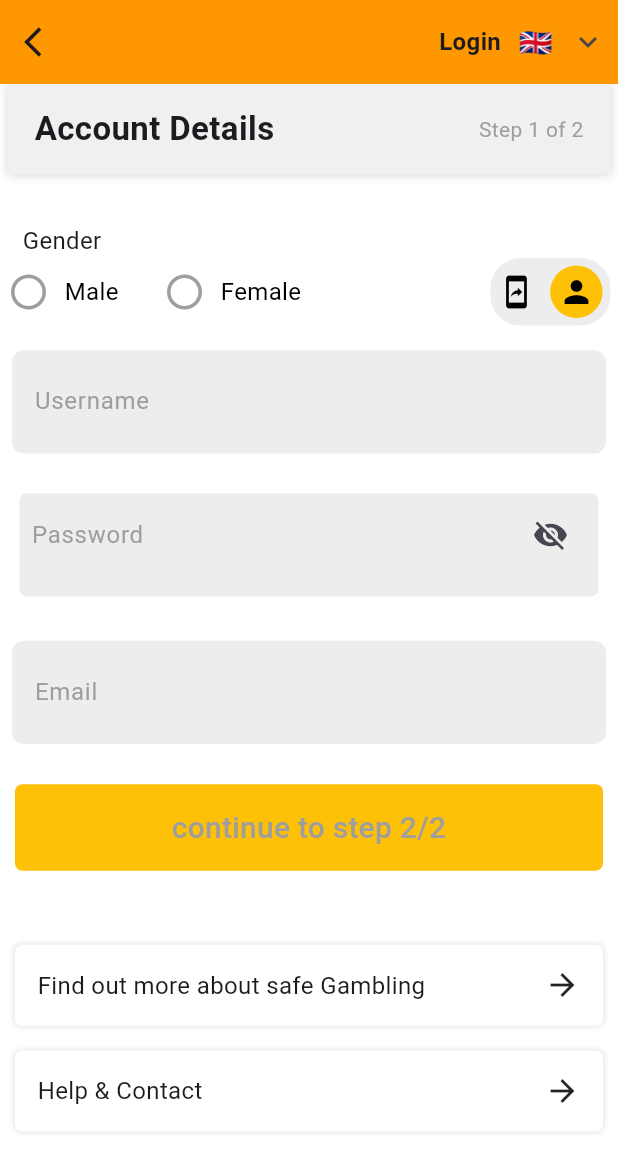
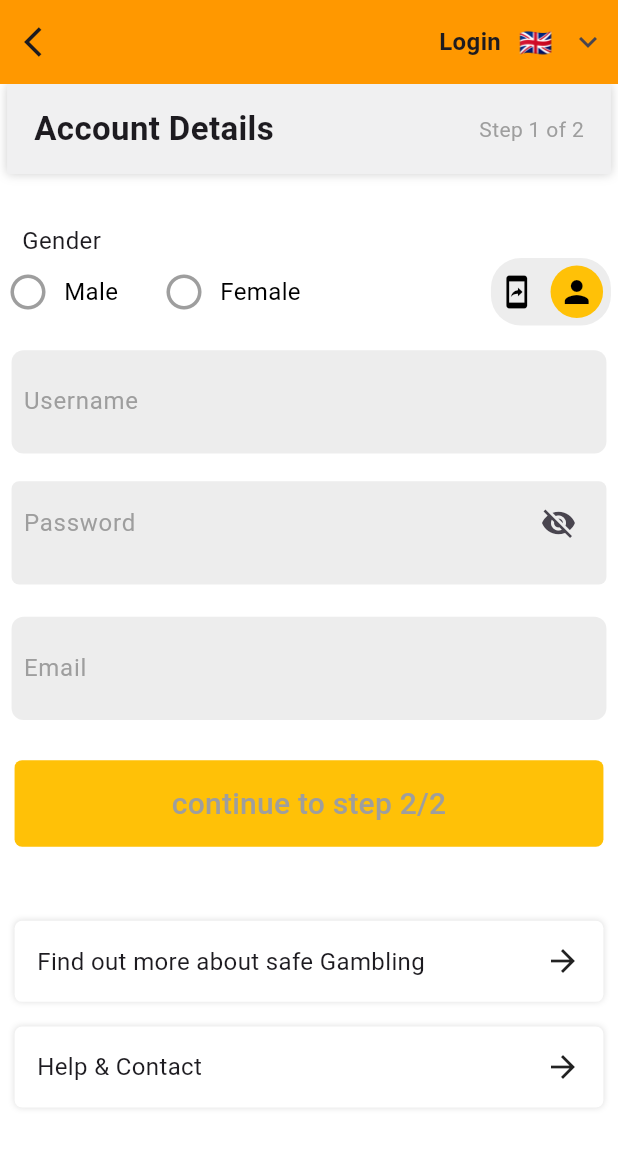
Before and after one commit to iamkashansheikh/stake_fair_app, a Flutter app: the SignUpScreen screen opened by its route, on a phone screen of 412 x 824 dp. Shown: the top 1172 px of the screen. Run offline on Flutter 3.47's test engine with Material 3 defaults, Android fonts, the phone set to English and light mode, and no system bars; our stand-ins replace firebase_core, firebase_database, flutter_screenutil, get, intl_phone_field, open_file and 3 more; missing offline and left inert: flutter_downloader; accounts and stored records are empty.

Commit message:
conflicts resolved

```diff
--- a/lib/main.dart
+++ b/lib/main.dart
@@ -6,7 +6,6 @@
 import 'package:stake_fair_app/res/routs/app_routs.dart';
 import 'package:stake_fair_app/res/routs/app_routs_name.dart';
 import 'package:stake_fair_app/view/screens/app_Loacalization/app_local.dart';
-import 'package:stake_fair_app/view/widgets/password_validation_screen.dart';
 import 'firebase_options.dart';
 
 
--- a/lib/view/screens/authentication/login_screen.dart
+++ b/lib/view/screens/authentication/login_screen.dart
@@ -210,7 +210,7 @@
                       ],
                     ),
                   ),
-                  SizedBox(height: mediaQuerySize.height * 0.1,),
+                  SizedBox(height: mediaQuerySize.height * 0.18,),
                   Divider(),
                   Row(
                     mainAxisAlignment: MainAxisAlignment.center,
--- a/lib/view/screens/authentication/sign_up_screen.dart
+++ b/lib/view/screens/authentication/sign_up_screen.dart
@@ -1,4 +1,5 @@
 import 'package:flutter/material.dart';
+import 'package:flutter_screenutil/flutter_screenutil.dart';
 import 'package:get/get.dart';
 import 'package:stake_fair_app/controllers/utils/app_colors.dart';
 import 'package:stake_fair_app/view/widgets/custom_button.dart';
@@ -66,7 +67,7 @@
         child: SafeArea(
           child: Form(
             child: Padding(
-              padding: const EdgeInsets.symmetric(horizontal: 5),
+              padding:  EdgeInsets.symmetric(horizontal:mediaQuerySize.width*0.01.w),
               child: Column(
                 crossAxisAlignment: CrossAxisAlignment.start,
                 children: [
--- a/lib/view/widgets/custom_field_widget.dart
+++ b/lib/view/widgets/custom_field_widget.dart
@@ -41,6 +41,8 @@
               borderRadius: BorderRadius.circular(8), // Slightly rounded corners
             ),
             alignment: Alignment.center,
+            child: Padding(
+              padding: EdgeInsets.symmetric(horizontal: 8.0),
               child: TextField(
                 controller: controller,
                 focusNode: focusNode,
@@ -49,13 +51,14 @@
                 decoration: InputDecoration(
                   prefixIcon: isPrefixIcon ? prefixIcon : null,
                   suffixIcon: isSuffixIcon ? suffixIcon : null,
-                contentPadding: const EdgeInsets.symmetric(horizontal: 15),
+                 // contentPadding: const EdgeInsets.symmetric(horizontal: 15),
                   labelText: hintText,
                   labelStyle: TextStyle(color: Colors.grey),
                   hintStyle: const TextStyle(color: Colors.grey),
                   border: InputBorder.none, // No visible border
                 ),
                 style: const TextStyle(color: Colors.black),
+              ),
             ),
           ),
           // Orange underline effect when focused
--- a/lib/view/widgets/password_validation_screen.dart
+++ b/lib/view/widgets/password_validation_screen.dart
@@ -36,10 +36,10 @@
       crossAxisAlignment: CrossAxisAlignment.start,
       children: [
         Obx(() => Padding(
-          padding: const EdgeInsets.all(8.0),
+          padding: EdgeInsets.symmetric(horizontal: 3),
           child: Container(
                 height: mediaQuerySize.height * 0.07.h,
-                width: mediaQuerySize.width * 0.95.w,
+                width: mediaQuerySize.width .w,
                 decoration: BoxDecoration(
                   color: Colors.black.withOpacity(0.07),
                   borderRadius: BorderRadius.circular(5),
```
Also changed, not shown: 12 other files. Lines whose indentation alone changed are shown as unchanged.
